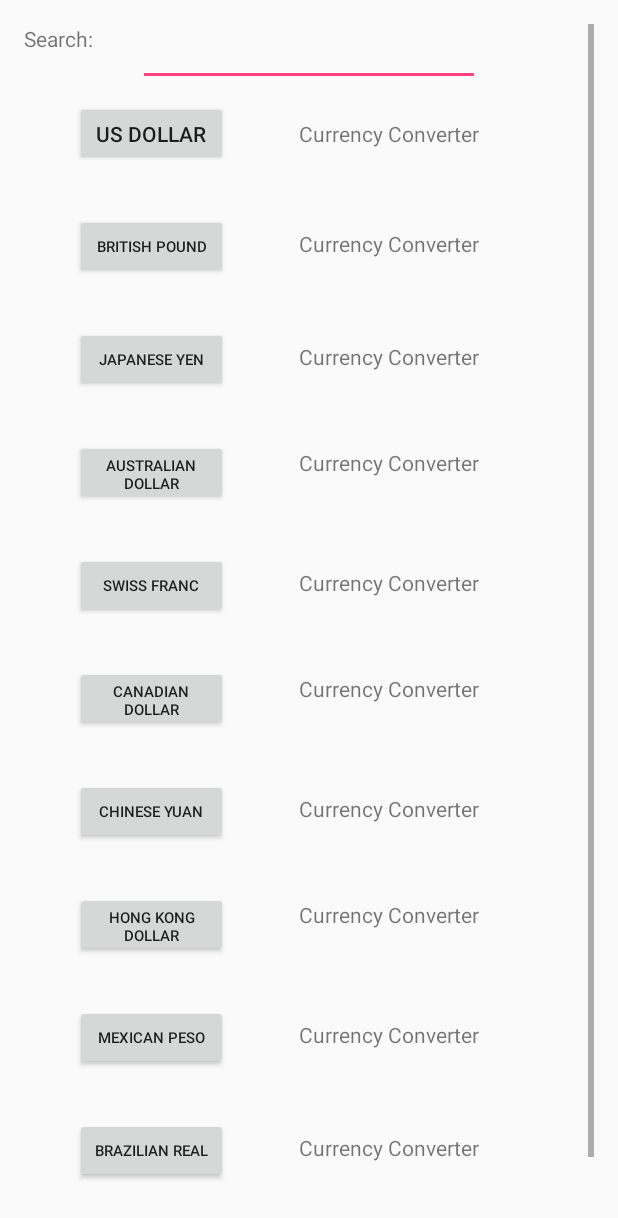
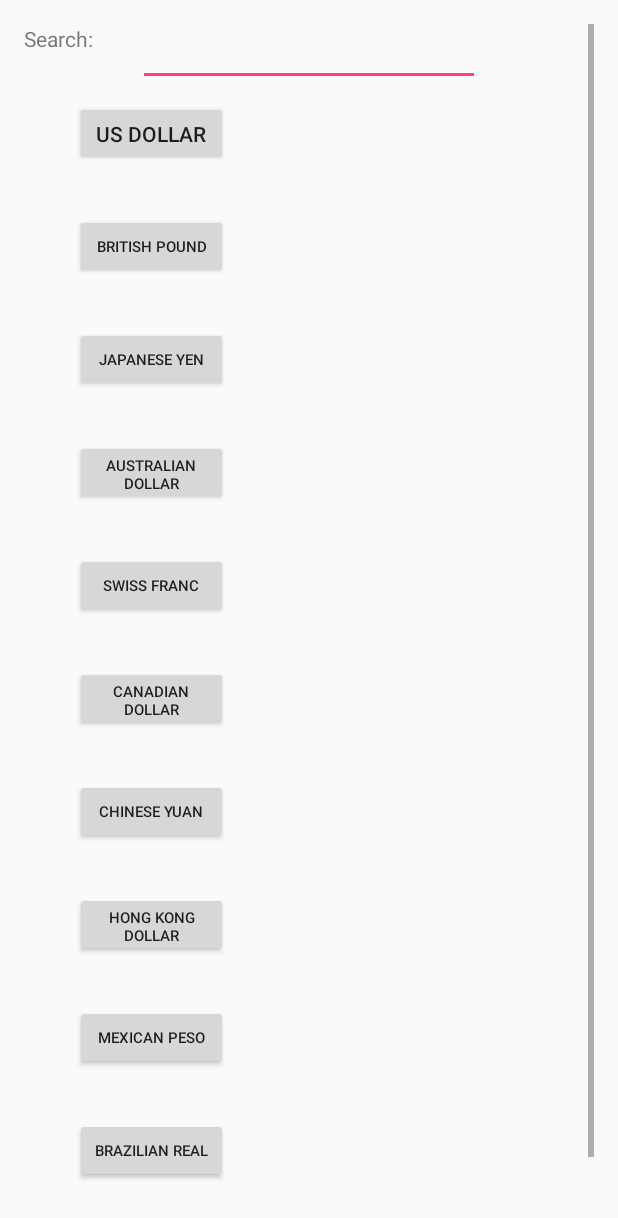
Before and after one commit to itsjbelmont/CurrencyConverter, an Android app: the layout activity_main2.xml on its own in the app's theme, with its tools: preview values and no code run, on a phone screen of 412 x 824 dp. Shown: the top 1218 px of the screen. Run offline under Robolectric (Android 15) with nearby library versions, the phone set to English and light mode, and no system bars.

Commit message:
Edited activity main2 xml file.

```diff
--- a/app/src/main/res/layout/activity_main2.xml
+++ b/app/src/main/res/layout/activity_main2.xml
@@ -40,8 +40,7 @@
             android:layout_alignBaseline="@+id/USD"
             android:layout_alignBottom="@+id/USD"
             android:layout_marginStart="47dp"
-            android:layout_toEndOf="@+id/USD"
-            android:text="@string/app_name" />
+            android:layout_toEndOf="@+id/USD"/>
 
 
         <TextView
@@ -50,8 +49,7 @@
             android:layout_height="wrap_content"
             android:layout_alignBaseline="@+id/Britain"
             android:layout_alignBottom="@+id/Britain"
-            android:layout_alignStart="@+id/textView8"
-            android:text="@string/app_name" />
+            android:layout_alignStart="@+id/textView8" />
 
         <TextView
             android:id="@+id/textView10"
@@ -59,8 +57,7 @@
             android:layout_height="wrap_content"
             android:layout_alignBaseline="@+id/Japan"
             android:layout_alignBottom="@+id/Japan"
-            android:layout_alignStart="@+id/textView9"
-            android:text="@string/app_name" />
+            android:layout_alignStart="@+id/textView9"/>
 
         <TextView
             android:id="@+id/textView11"
@@ -68,8 +65,7 @@
             android:layout_height="wrap_content"
             android:layout_alignBaseline="@+id/Australia"
             android:layout_alignBottom="@+id/Australia"
-            android:layout_alignStart="@+id/textView10"
-            android:text="@string/app_name" />
+            android:layout_alignStart="@+id/textView10"/>
 
         <TextView
             android:id="@+id/textView12"
@@ -77,8 +73,7 @@
             android:layout_height="wrap_content"
             android:layout_alignBaseline="@+id/Switzerland"
             android:layout_alignBottom="@+id/Switzerland"
-            android:layout_alignStart="@+id/textView11"
-            android:text="@string/app_name" />
+            android:layout_alignStart="@+id/textView11"/>
 
         <TextView
             android:id="@+id/textView13"
@@ -86,8 +81,7 @@
             android:layout_height="wrap_content"
             android:layout_alignBaseline="@+id/Brazil"
             android:layout_alignBottom="@+id/Brazil"
-            android:layout_alignStart="@+id/textView14"
-            android:text="@string/app_name" />
+            android:layout_alignStart="@+id/textView14"/>
 
         <TextView
             android:id="@+id/textView14"
@@ -95,8 +89,7 @@
             android:layout_height="wrap_content"
             android:layout_alignBaseline="@+id/Mexico"
             android:layout_alignBottom="@+id/Mexico"
-            android:layout_alignStart="@+id/textView15"
-            android:text="@string/app_name" />
+            android:layout_alignStart="@+id/textView15"/>
 
         <TextView
             android:id="@+id/textView15"
@@ -104,8 +97,7 @@
             android:layout_height="wrap_content"
             android:layout_alignBaseline="@+id/Canada"
             android:layout_alignBottom="@+id/Canada"
-            android:layout_alignStart="@+id/textView12"
-            android:text="@string/app_name" />
+            android:layout_alignStart="@+id/textView12"/>
 
         <TextView
             android:id="@+id/textView16"
@@ -113,8 +105,7 @@
             android:layout_height="wrap_content"
             android:layout_alignBaseline="@+id/China"
             android:layout_alignBottom="@+id/China"
-            android:layout_alignStart="@+id/textView15"
-            android:text="@string/app_name" />
+            android:layout_alignStart="@+id/textView15" />
 
         <TextView
             android:id="@+id/textView17"
@@ -122,8 +113,7 @@
             android:layout_height="wrap_content"
             android:layout_alignBaseline="@+id/Hong_Kong"
             android:layout_alignBottom="@+id/Hong_Kong"
-            android:layout_alignStart="@+id/textView16"
-            android:text="@string/app_name" />
+            android:layout_alignStart="@+id/textView16" />
 
         <TextView
             android:id="@+id/textView18"
@@ -131,8 +121,7 @@
             android:layout_height="wrap_content"
             android:layout_alignBaseline="@+id/Euro"
             android:layout_alignBottom="@+id/Euro"
-            android:layout_alignStart="@+id/textView13"
-            android:text="@string/app_name" />
+            android:layout_alignStart="@+id/textView13"/>
 
         <Button
             android:id="@+id/USD"
```
